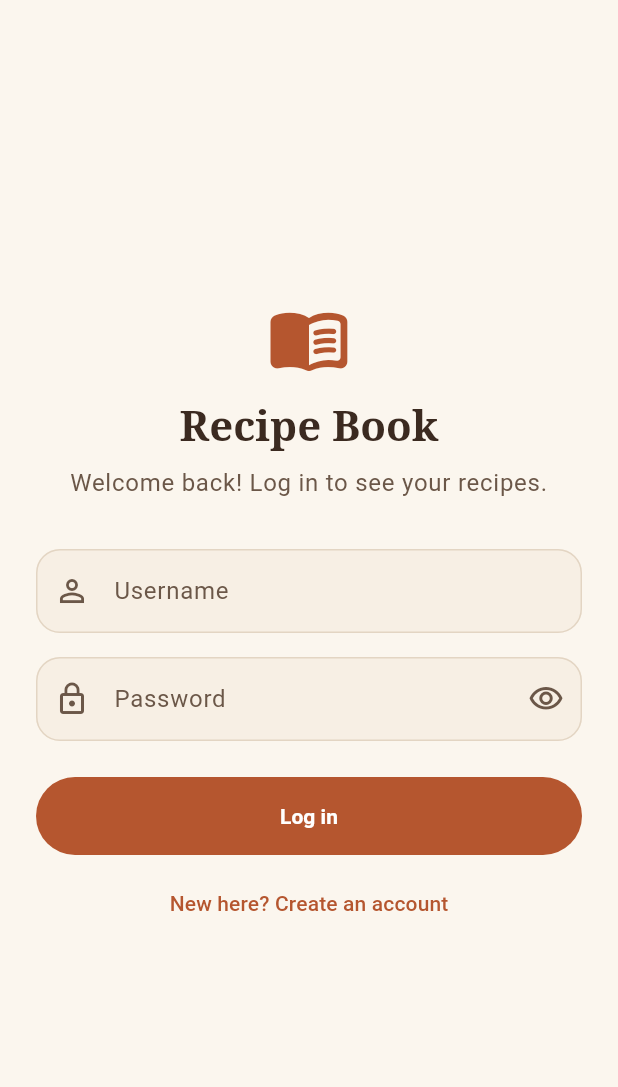
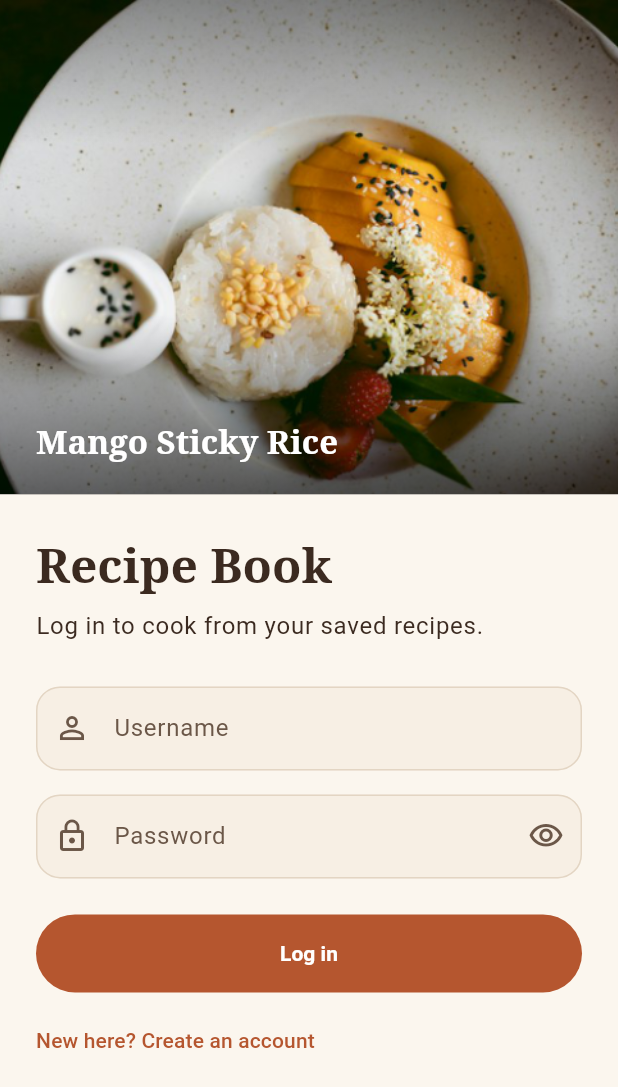
Before and after one commit to wilymanhoward/recipe_app, a Flutter app: the screen it shows after launch, on a phone screen of 412 x 824 dp. Shown: the top 1087 px of the screen. Run offline on Flutter 3.47's test engine with Material 3 defaults, Android fonts, the phone set to English and light mode, and no system bars; our stand-ins replace flutter_secure_storage, get_it, image_picker, material_ui, sqflite; accounts and stored records are empty.

Commit message:
Redesign login page with a cover dish photo; close keyboard before test taps

```diff
--- a/lib/views/auth/login_page.dart
+++ b/lib/views/auth/login_page.dart
@@ -1,11 +1,23 @@
+import 'dart:math' as math;
+
+import 'package:flutter/services.dart';
 import 'package:material_ui/material_ui.dart';
 import 'package:provider/provider.dart';
 
+import '../../data/local/seed_data.dart';
+import '../../models/recipe.dart';
 import '../../viewmodels/auth_view_model.dart';
+import '../widgets/recipe_image.dart';
 
 /// Log in, or create an account (toggled at the bottom).
+///
+/// One of the book's own dishes is the cover: a large photo on top on a
+/// phone, beside the form when the screen is wider than it is tall.
 class LoginPage extends StatefulWidget {
   const LoginPage({super.key});
+
+  /// Wider than this (or in landscape), the photo sits beside the form.
+  static const double sideBySideWidth = 720;
 
   @override
   State<LoginPage> createState() => _LoginPageState();
@@ -16,6 +28,11 @@ class _LoginPageState extends State<LoginPage> {
   final TextEditingController _username = TextEditingController();
   final TextEditingController _password = TextEditingController();
   bool _showPassword = false;
+
+  /// A different sample dish each time the page opens.
+  late final Recipe _coverDish = (buildSeedRecipes(
+    DateTime.now(),
+  )..shuffle()).first;
 
   @override
   void dispose() {
@@ -33,49 +50,103 @@ class _LoginPageState extends State<LoginPage> {
   @override
   Widget build(BuildContext context) {
     final viewModel = context.watch<AuthViewModel>();
+    final cover = _CoverPhoto(recipe: _coverDish);
+
+    return Scaffold(
+      body: LayoutBuilder(
+        builder: (context, constraints) {
+          final sideBySide =
+              constraints.maxWidth > constraints.maxHeight ||
+              constraints.maxWidth >= LoginPage.sideBySideWidth;
+          final form = ConstrainedBox(
+            constraints: const BoxConstraints(maxWidth: 420),
+            child: _buildForm(viewModel),
+          );
+
+          if (sideBySide) {
+            // The status bar icons sit over the form side here, so they
+            // follow the theme instead of the photo.
+            final isDark = Theme.of(context).brightness == Brightness.dark;
+            return AnnotatedRegion<SystemUiOverlayStyle>(
+              value: isDark
+                  ? SystemUiOverlayStyle.light
+                  : SystemUiOverlayStyle.dark,
+              child: Row(
+                crossAxisAlignment: CrossAxisAlignment.stretch,
+                children: [
+                  Expanded(child: cover),
+                  Expanded(
+                    child: SafeArea(
+                      left: false,
+                      // Scrolls so the form never overflows in landscape or
+                      // with the keyboard open.
+                      child: Center(
+                        child: SingleChildScrollView(
+                          padding: const EdgeInsets.all(32),
+                          child: form,
+                        ),
+                      ),
+                    ),
+                  ),
+                ],
+              ),
+            );
+          }
+
+          // Portrait: one scrolling column, photo on top. White status bar
+          // icons, because they sit on the photo.
+          return AnnotatedRegion<SystemUiOverlayStyle>(
+            value: SystemUiOverlayStyle.light,
+            child: SingleChildScrollView(
+              child: Column(
+                crossAxisAlignment: CrossAxisAlignment.stretch,
+                children: [
+                  SizedBox(
+                    height: math.max(180, constraints.maxHeight * 0.4),
+                    child: cover,
+                  ),
+                  SafeArea(
+                    top: false,
+                    child: Padding(
+                      padding: const EdgeInsets.fromLTRB(24, 28, 24, 24),
+                      child: Center(child: form),
+                    ),
+                  ),
+                ],
+              ),
+            ),
+          );
+        },
+      ),
+    );
+  }
+
+  Widget _buildForm(AuthViewModel viewModel) {
     final theme = Theme.of(context);
     final colors = theme.colorScheme;
     final registering = viewModel.isRegistering;
     final error = viewModel.errorMessage;
 
-    return Scaffold(
-      body: SafeArea(
-        child: Center(
-          // Scrolls so the form never overflows on small screens, in
-          // landscape, or with the keyboard open.
-          child: SingleChildScrollView(
-            padding: const EdgeInsets.all(24),
-            child: ConstrainedBox(
-              constraints: const BoxConstraints(maxWidth: 420),
-              child: Form(
+    return Form(
       key: _formKey,
       child: Column(
         crossAxisAlignment: CrossAxisAlignment.stretch,
         children: [
-                    Icon(
-                      Icons.menu_book_rounded,
-                      size: 56,
-                      color: colors.primary,
-                    ),
-                    const SizedBox(height: 12),
           Text(
             'Recipe Book',
-                      textAlign: TextAlign.center,
-                      style: theme.textTheme.headlineMedium?.copyWith(
+            style: theme.textTheme.headlineLarge?.copyWith(
               fontWeight: FontWeight.w700,
+              color: colors.onSurface,
             ),
           ),
           const SizedBox(height: 8),
           Text(
             registering
-                          ? 'Create an account to start your recipe book.'
-                          : 'Welcome back! Log in to see your recipes.',
-                      textAlign: TextAlign.center,
-                      style: theme.textTheme.bodyLarge?.copyWith(
-                        color: colors.onSurfaceVariant,
+                ? 'Create an account to start saving your recipes.'
+                : 'Log in to cook from your saved recipes.',
+            style: theme.textTheme.bodyLarge?.copyWith(color: colors.onSurface),
           ),
-                    ),
-                    const SizedBox(height: 32),
+          const SizedBox(height: 28),
           TextFormField(
             controller: _username,
             decoration: const InputDecoration(
@@ -95,16 +166,13 @@ class _LoginPageState extends State<LoginPage> {
               labelText: 'Password',
               prefixIcon: const Icon(Icons.lock_outline),
               suffixIcon: IconButton(
-                          tooltip: _showPassword
-                              ? 'Hide password'
-                              : 'Show password',
+                tooltip: _showPassword ? 'Hide password' : 'Show password',
                 icon: Icon(
                   _showPassword
                       ? Icons.visibility_off_outlined
                       : Icons.visibility_outlined,
                 ),
-                          onPressed: () =>
-                              setState(() => _showPassword = !_showPassword),
+                onPressed: () => setState(() => _showPassword = !_showPassword),
               ),
             ),
             autofillHints: [
@@ -116,9 +184,7 @@ class _LoginPageState extends State<LoginPage> {
             textInputAction: registering
                 ? TextInputAction.next
                 : TextInputAction.done,
-                      onFieldSubmitted: registering
-                          ? null
-                          : (_) => _submit(viewModel),
+            onFieldSubmitted: registering ? null : (_) => _submit(viewModel),
             validator: viewModel.validatePassword,
           ),
           if (registering) ...[
@@ -131,26 +197,20 @@ class _LoginPageState extends State<LoginPage> {
               ),
               textInputAction: TextInputAction.done,
               onFieldSubmitted: (_) => _submit(viewModel),
-                        validator: (value) => value == _password.text
-                            ? null
-                            : 'Passwords do not match',
+              validator: (value) =>
+                  value == _password.text ? null : 'Passwords do not match',
             ),
           ],
           if (error != null) ...[
             const SizedBox(height: 16),
             Text(
               error,
-                        textAlign: TextAlign.center,
-                        style: theme.textTheme.bodyMedium?.copyWith(
-                          color: colors.error,
-                        ),
+              style: theme.textTheme.bodyMedium?.copyWith(color: colors.error),
             ),
           ],
           const SizedBox(height: 24),
           FilledButton(
-                      onPressed: viewModel.isBusy
-                          ? null
-                          : () => _submit(viewModel),
+            onPressed: viewModel.isBusy ? null : () => _submit(viewModel),
             child: viewModel.isBusy
                 ? const SizedBox.square(
                     dimension: 20,
@@ -159,7 +219,14 @@ class _LoginPageState extends State<LoginPage> {
                 : Text(registering ? 'Create account' : 'Log in'),
           ),
           const SizedBox(height: 8),
-                    TextButton(
+          Align(
+            alignment: AlignmentDirectional.centerStart,
+            child: TextButton(
+              // No side padding, so the link lines up with the text above.
+              style: TextButton.styleFrom(
+                padding: const EdgeInsets.symmetric(vertical: 12),
+                minimumSize: const Size(0, 48),
+              ),
               onPressed: viewModel.isBusy ? null : viewModel.toggleMode,
               child: Text(
                 registering
@@ -167,12 +234,76 @@ class _LoginPageState extends State<LoginPage> {
                     : 'New here? Create an account',
               ),
             ),
+          ),
         ],
+      ),
+    );
+  }
+}
+
+/// A sample dish's photo with its name in the corner.
+class _CoverPhoto extends StatelessWidget {
+  const _CoverPhoto({required this.recipe});
+
+  final Recipe recipe;
+
+  // Neutral shade so white text and status icons read on any photo.
+  static const Color _clear = Color(0x00000000);
+  static const Color _shade = Color(0x8C000000);
+
+  @override
+  Widget build(BuildContext context) {
+    final theme = Theme.of(context);
+    return Semantics(
+      label: 'Photo of ${recipe.title}',
+      image: true,
+      excludeSemantics: true,
+      child: Stack(
+        fit: StackFit.expand,
+        children: [
+          RecipeImage(imagePath: recipe.imagePath),
+          const Positioned(
+            left: 0,
+            right: 0,
+            top: 0,
+            height: 96,
+            child: DecoratedBox(
+              decoration: BoxDecoration(
+                gradient: LinearGradient(
+                  begin: Alignment.topCenter,
+                  end: Alignment.bottomCenter,
+                  colors: [Color(0x59000000), _clear],
                 ),
               ),
             ),
           ),
+          const Positioned(
+            left: 0,
+            right: 0,
+            bottom: 0,
+            height: 120,
+            child: DecoratedBox(
+              decoration: BoxDecoration(
+                gradient: LinearGradient(
+                  begin: Alignment.topCenter,
+                  end: Alignment.bottomCenter,
+                  colors: [_clear, _shade],
                 ),
+              ),
+            ),
+          ),
+          Positioned(
+            left: 24,
+            right: 24,
+            bottom: 20,
+            child: Text(
+              recipe.title,
+              maxLines: 1,
+              overflow: TextOverflow.ellipsis,
+              style: theme.textTheme.titleLarge?.copyWith(color: Colors.white),
+            ),
+          ),
+        ],
       ),
     );
   }
```
Also changed, not shown: 1 other file. Lines whose indentation alone changed are shown as unchanged.
